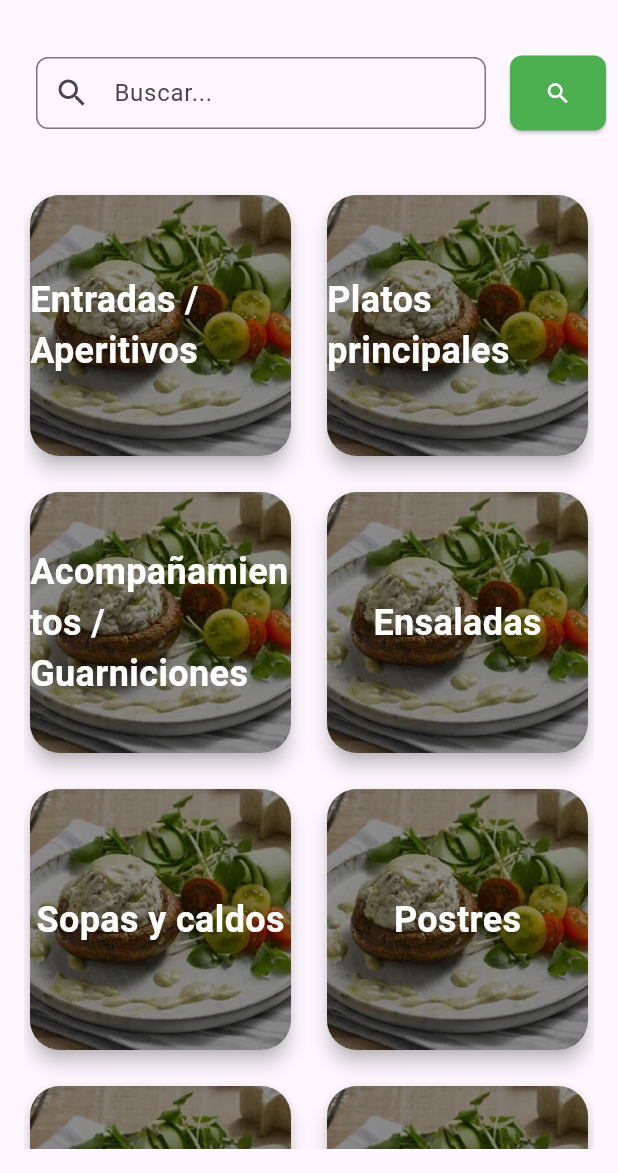
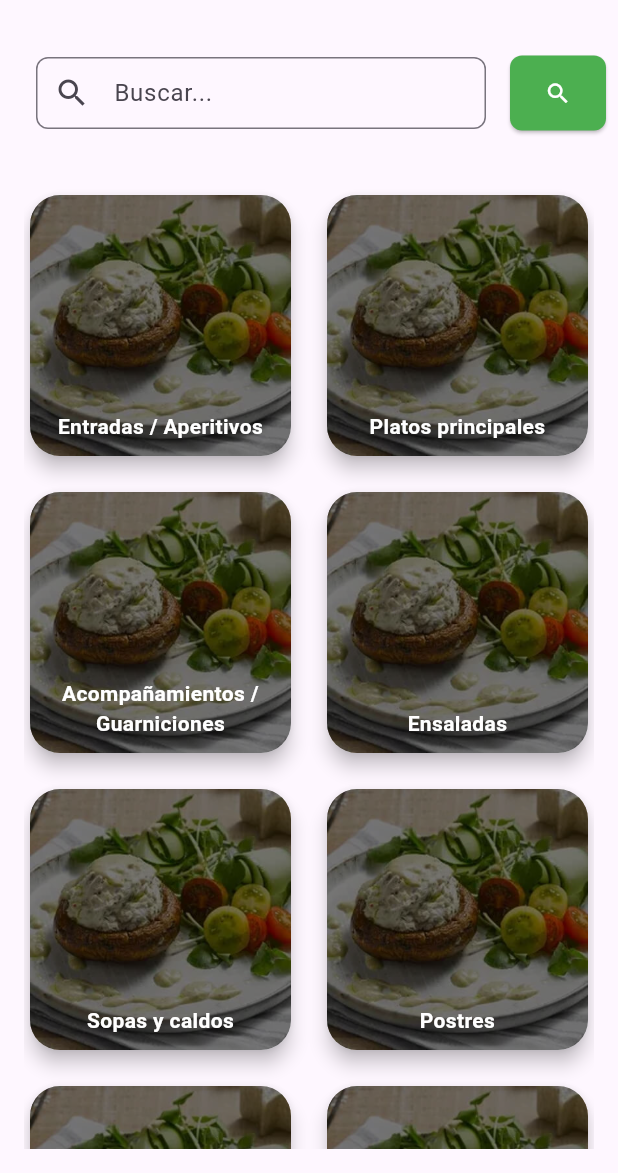
Before and after one commit to Taoista/recetastao, a Flutter app: the screen it shows after launch, on a phone screen of 412 x 824 dp, the part 63-1236 px from its top. Run offline on Flutter 3.47's test engine with Material 3 defaults, Android fonts, the phone set to English and light mode, and no system bars.

Commit message:
fix card footer

```diff
--- a/lib/widgets/card_food.dart
+++ b/lib/widgets/card_food.dart
@@ -22,14 +22,16 @@ class CardFood extends StatelessWidget {
             height: 200,
           ),
           Container(
-            color: Colors.black45, // capa oscura para que el texto blanco se vea
-            alignment: Alignment.center,
-            height: 200,
+            height:200,
+            color: Colors.black54, // capa oscura para que el texto blanco se vea
+            alignment: Alignment.bottomCenter,
+            padding: const EdgeInsets.only(bottom: 10),
             child: Text(
               title,
+               textAlign: TextAlign.center,
               style: const TextStyle(
                 color: Colors.white,
-                fontSize: 24,
+                fontSize: 14,
                 fontWeight: FontWeight.bold,
               ),
             ),
```
Also changed, not shown: pubspec.lock.
